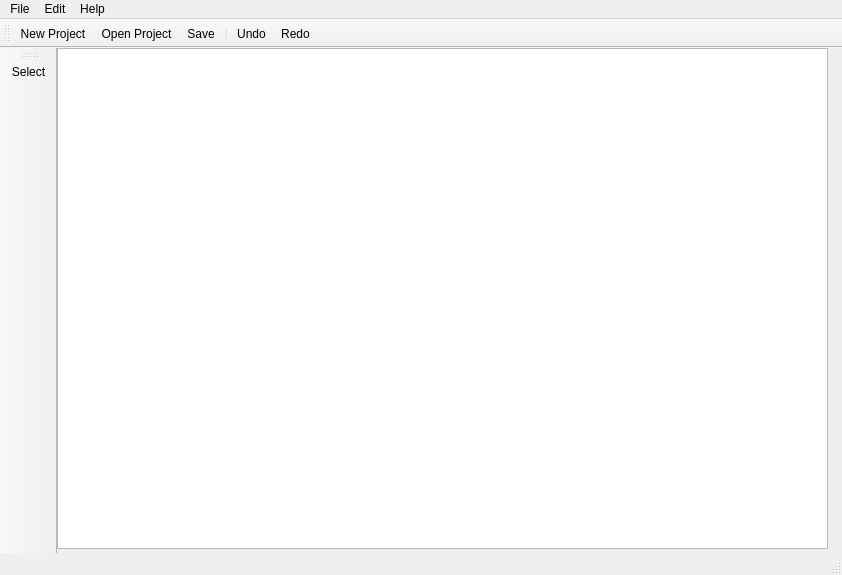
This is project/editor_ui.ui in FNewel/VUT-FIT-ICP as Qt 5 draws it before an edit. The edited form follows.
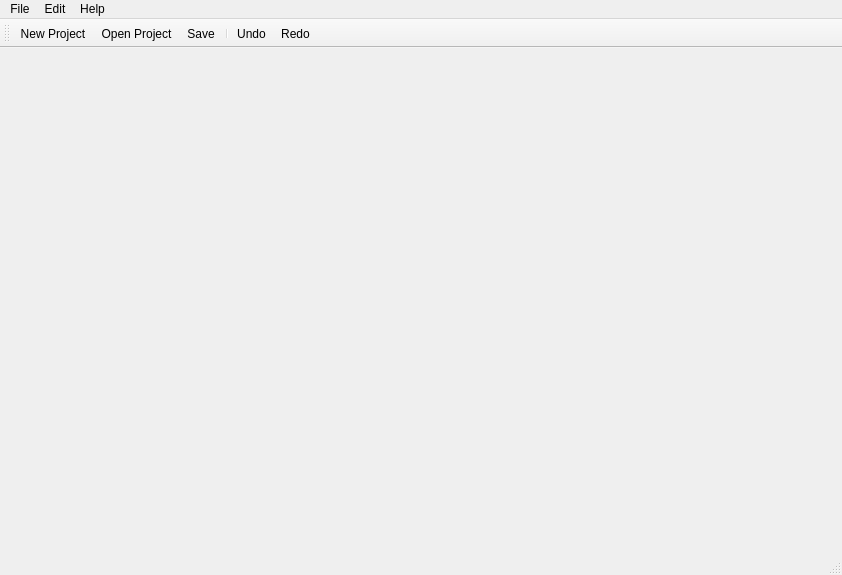
This is the edited form.

The edit to the form file:
```diff
--- a/project/editor_ui.ui
+++ b/project/editor_ui.ui
@@ -13,24 +13,7 @@
   <property name="windowTitle">
    <string>MainWindow</string>
   </property>
-  <widget class="QWidget" name="centralwidget">
-   <widget class="QGraphicsView" name="workspace">
-    <property name="geometry">
-     <rect>
-      <x>0</x>
-      <y>0</y>
-      <width>771</width>
-      <height>501</height>
-     </rect>
-    </property>
-    <property name="mouseTracking">
-     <bool>true</bool>
-    </property>
-    <property name="contextMenuPolicy">
-     <enum>Qt::CustomContextMenu</enum>
-    </property>
-   </widget>
-  </widget>
+  <widget class="QWidget" name="centralwidget"/>
   <widget class="QMenuBar" name="menubar">
    <property name="geometry">
     <rect>
@@ -87,18 +70,6 @@
    <addaction name="actionUndo"/>
    <addaction name="actionRedo"/>
   </widget>
-  <widget class="QToolBar" name="toolBar_2">
-   <property name="windowTitle">
-    <string>toolBar_2</string>
-   </property>
-   <attribute name="toolBarArea">
-    <enum>LeftToolBarArea</enum>
-   </attribute>
-   <attribute name="toolBarBreak">
-    <bool>false</bool>
-   </attribute>
-   <addaction name="actionSelect"/>
-  </widget>
   <action name="actionNew_Project">
    <property name="enabled">
     <bool>true</bool>
@@ -144,7 +115,12 @@
   </action>
   <action name="actionSelect">
    <property name="text">
-    <string>Select</string>
+    <string>newClass</string>
+   </property>
+  </action>
+  <action name="actionnewConnection">
+   <property name="text">
+    <string>newConnection</string>
    </property>
   </action>
  </widget>
```
Left out of the diff: 2 changed lines with no effect on the pictures.
